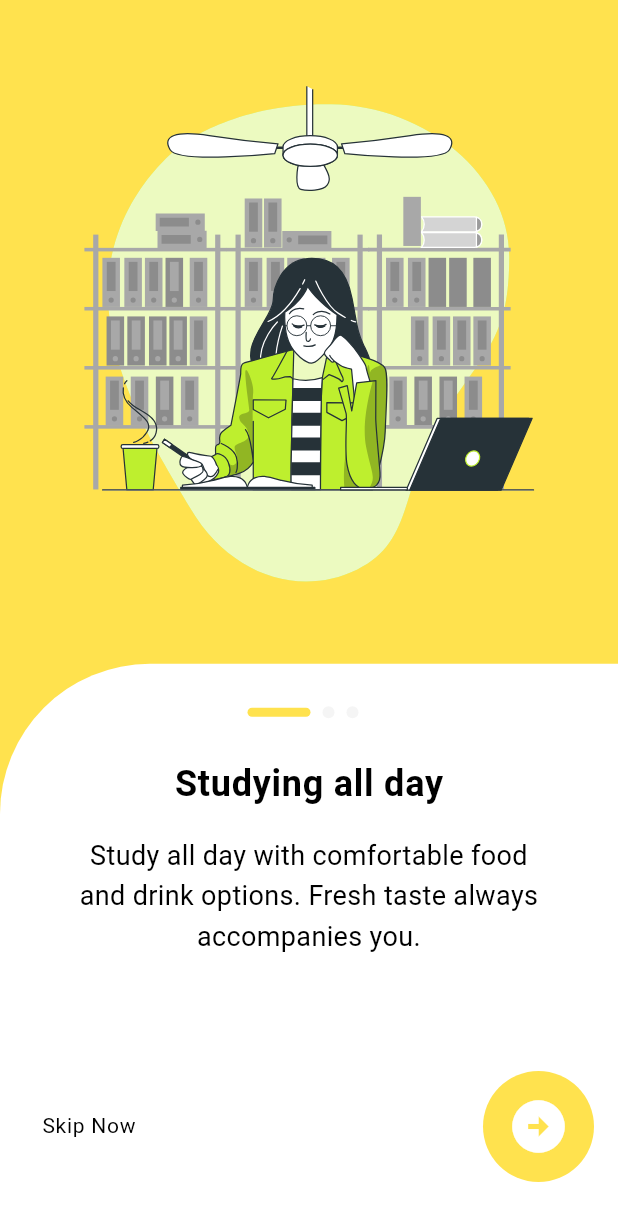
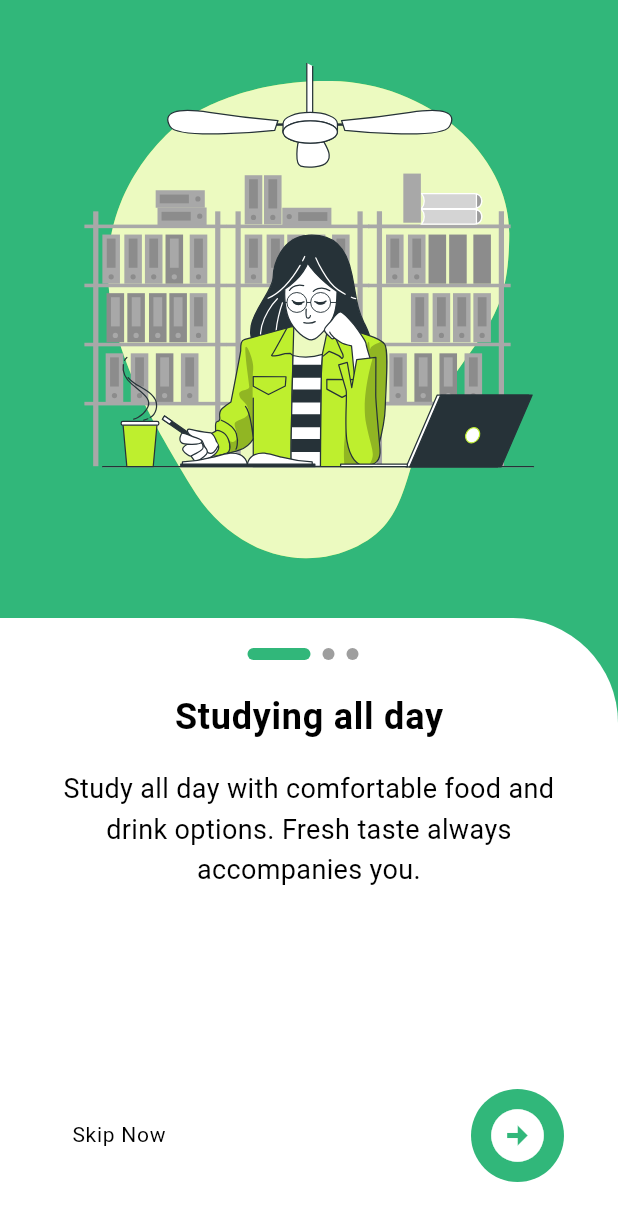
Before and after one commit to Mohitkoley/onboard_dummy1, a Flutter app: the OnBoardScreensList screen opened directly, after a tap on "intro 1", on a phone screen of 412 x 824 dp. Shown: the top 1221 px of the screen. Run offline on Flutter 3.47's test engine with Material 3 defaults, Android fonts, the phone set to English and light mode, and no system bars; our stand-ins replace flutter_svg.

Commit message:
initial screen is onBoard screen

```diff
--- a/lib/models/intro_pages.dart
+++ b/lib/models/intro_pages.dart
@@ -2,7 +2,7 @@ import 'package:onboarding/const/resource.dart';
 
 final List<Map<String, dynamic>> pages = [
   {
-    'color': '#ffe24e',
+    'color': '#31b77a',
     'title': 'Studying all day',
     'image': R.ASSETS_SVG_STUDYING_BRO_SVG,
     'description':
@@ -10,7 +10,7 @@ final List<Map<String, dynamic>> pages = [
     'skip': true
   },
   {
-    'color': '#a3e4f1',
+    'color': '#31b77a',
     'title': 'Study by yourself',
     'image': R.ASSETS_SVG_STUDYING_RAFIKI_SVG,
     'description':
--- /dev/null
+++ b/lib/screens/intro_screens/screen1/intro_screen.dart
@@ -0,0 +1,62 @@
+import 'package:flutter/material.dart';
+import 'package:flutter_svg/svg.dart';
+import 'package:onboarding/models/intro_pages.dart';
+import 'package:onboarding/screens/intro_screens/screen1/intro_widget.dart';
+import 'package:onboarding/theme/colors.dart';
+import 'package:onboarding/utils/utils.dart';
+
+class IntroScreen extends StatefulWidget {
+  const IntroScreen({super.key});
+
+  @override
+  State<IntroScreen> createState() => _IntroScreenState();
+}
+
+class _IntroScreenState extends State<IntroScreen> {
+  final PageController _pageController = PageController(initialPage: 0);
+  int currentIndex = 0;
+
+  @override
+  void initState() {
+    // TODO: implement initState
+    super.initState();
+  }
+
+  @override
+  void dispose() {
+    // TODO: implement dispose
+    super.dispose();
+    _pageController.dispose();
+  }
+
+  @override
+  Widget build(BuildContext context) {
+    return Scaffold(
+      backgroundColor: AppColors.introGreen,
+      body: SafeArea(
+          child: Stack(
+        children: [
+          SizedBox(
+            height: context.height * 0.5,
+            child: PageView.builder(
+                onPageChanged: (index) {
+                  setState(() {
+                    currentIndex = index;
+                  });
+                },
+                controller: _pageController,
+                itemCount: pages.length,
+                itemBuilder: (context, index) {
+                  Map<String, dynamic> page = pages[index];
+                  return SvgPicture.asset(page["image"]);
+                }),
+          ),
+          IntroWidget(
+            pageController: _pageController,
+            currentIndex: currentIndex,
+          )
+        ],
+      )),
+    );
+  }
+}
--- a/lib/screens/intro_screens/screen1/intro_screen1.dart
+++ b/lib/screens/intro_screens/screen1/intro_screen1.dart
@@ -1,8 +1,8 @@
 import 'package:flutter/gestures.dart';
 import 'package:flutter/material.dart';
-import 'package:onboarding/const/resource.dart';
-import 'package:onboarding/screens/intro_screens/screen1/intro_widget.dart';
+import 'package:onboarding/screens/intro_screens/screen1/intro_widget1.dart';
 import 'package:onboarding/models/intro_pages.dart';
+import 'package:onboarding/theme/colors.dart';
 
 class AppScrollBehavior extends MaterialScrollBehavior {
   @override
@@ -52,9 +52,8 @@ class _IntroScreen1State extends State<IntroScreen1> {
                 });
               },
               itemBuilder: (BuildContext context, int index) {
-                return IntroWidget(
+                return IntroWidget1(
                   index: index,
-                  color: pages[index]['color'],
                   title: pages[index]['title'],
                   description: pages[index]['description'],
                   image: pages[index]['image'],
@@ -94,15 +93,6 @@ class _IntroScreen1State extends State<IntroScreen1> {
   }
 
   Widget _indicatorsTrue() {
-    final String color;
-    if (_activePage == 0) {
-      color = '#ffe24e';
-    } else if (_activePage == 1) {
-      color = '#a3e4f1';
-    } else {
-      color = '#31b77a';
-    }
-
     return AnimatedContainer(
       duration: const Duration(microseconds: 300),
       height: 6,
@@ -110,7 +100,7 @@ class _IntroScreen1State extends State<IntroScreen1> {
       margin: const EdgeInsets.only(right: 8),
       decoration: BoxDecoration(
         borderRadius: BorderRadius.circular(50),
-        color: hexToColor(color),
+        color: AppColors.introGreen,
       ),
     );
   }
--- a/lib/screens/intro_screens/screen1/intro_widget.dart
+++ b/lib/screens/intro_screens/screen1/intro_widget.dart
@@ -1,104 +1,102 @@
 import 'package:flutter/material.dart';
-import 'package:flutter_svg/svg.dart';
+import 'package:onboarding/models/intro_pages.dart';
+import 'package:onboarding/theme/colors.dart';
 import 'package:onboarding/utils/utils.dart';
 
 class IntroWidget extends StatelessWidget {
   const IntroWidget({
     super.key,
-    required this.color,
-    required this.title,
-    required this.description,
-    required this.skip,
-    required this.image,
-    required this.onTab,
-    required this.onSkip,
-    required this.index,
-  });
+    required PageController pageController,
+    required this.currentIndex,
+  }) : _pageController = pageController;
 
-  final String color;
-  final String title;
-  final String description;
-  final bool skip;
-  final String image;
-  final VoidCallback onTab;
-  final VoidCallback onSkip;
-  final int index;
+  final PageController _pageController;
+  final int currentIndex;
 
   @override
   Widget build(BuildContext context) {
-    return ColoredBox(
-      color: hexToColor(color),
-      child: Stack(
-        children: [
-          SizedBox(
-            height: MediaQuery.of(context).size.height / 1.86,
-            child: SvgPicture.asset(image),
-          ),
-          Positioned(
-            bottom: 0,
-            right: 0,
-            left: 0,
+    return Align(
+      alignment: Alignment.bottomCenter,
+      child: GestureDetector(
+        onHorizontalDragUpdate: (details) {
+          if (details.primaryDelta! < 0) {
+            if (currentIndex < pages.length - 1) {
+              _pageController.nextPage(
+                  duration: const Duration(milliseconds: 300),
+                  curve: Curves.easeIn);
+            }
+          } else if (details.primaryDelta! > 0) {
+            if (currentIndex > 0) {
+              _pageController.previousPage(
+                  duration: const Duration(milliseconds: 300),
+                  curve: Curves.easeIn);
+            }
+          }
+        },
         child: Container(
-              height: MediaQuery.of(context).size.height / 2.16,
+          padding: const EdgeInsets.all(20),
+          height: context.height * 0.5,
+          width: context.width,
           decoration: BoxDecoration(
               color: context.isDarkMode ? Colors.black : Colors.white,
-                  borderRadius: BorderRadius.only(
-                    topLeft: index == 0
-                        ? const Radius.circular(100)
-                        : const Radius.circular(0),
-                    topRight: index == 2
-                        ? const Radius.circular(100)
-                        : const Radius.circular(0),
+              borderRadius: const BorderRadius.only(
+                topRight: Radius.circular(70),
               )),
-              child: Padding(
-                padding: const EdgeInsets.symmetric(horizontal: 45),
           child: Column(
             children: [
-                    const SizedBox(
-                      height: 62,
+              Row(
+                mainAxisAlignment: MainAxisAlignment.center,
+                children: [
+                  ...List.generate(pages.length, (index) {
+                    return _indicatorItem(index == currentIndex);
+                  })
+                ],
               ),
-                    Text(title,
-                        style: context.textTheme.bodyLarge!.copyWith(
-                            fontSize: 24, fontWeight: FontWeight.bold)),
-                    const SizedBox(
-                      height: 16,
+              20.hBox,
+              Text(
+                pages[currentIndex]["title"],
+                style: context.bodyLarge
+                    .copyWith(fontSize: 24, fontWeight: FontWeight.bold),
               ),
+              16.hBox,
               Text(
-                      description,
+                pages[currentIndex]["description"],
                 style: context.textTheme.bodyMedium!.copyWith(
                   fontSize: 18,
                   height: 1.5,
                 ),
                 textAlign: TextAlign.center,
-                    )
-                  ],
               ),
-              ),
-            ),
-          ),
-          Positioned(
-            bottom: 20,
-            right: 0,
-            left: 0,
-            child: Padding(
+              Spacer(),
+              Padding(
                   padding: const EdgeInsets.all(16),
-                child: skip
+                  child: currentIndex != pages.length - 1
                       ? Row(
                           mainAxisAlignment: MainAxisAlignment.spaceBetween,
                           children: [
                             TextButton(
-                            onPressed: onSkip,
+                              onPressed: () {
+                                _pageController.animateToPage(
+                                  pages.length - 1,
+                                  curve: Curves.easeIn,
+                                  duration: const Duration(milliseconds: 300),
+                                );
+                              },
                               child: Text('Skip Now',
                                   style: context.bodyLarge.copyWith(
                                     fontSize: 14,
                                   )),
                             ),
                             GestureDetector(
-                            onTap: onTab,
+                              onTap: () {
+                                _pageController.nextPage(
+                                    duration: const Duration(milliseconds: 300),
+                                    curve: Curves.easeIn);
+                              },
                               child: Container(
-                              padding: const EdgeInsets.all(16),
+                                padding: const EdgeInsets.all(10),
                                 decoration: BoxDecoration(
-                                  color: hexToColor(color),
+                                    color: AppColors.introGreen,
                                     borderRadius: BorderRadius.circular(50)),
                                 child: const Icon(Icons.arrow_circle_right,
                                     color: Colors.white, size: 42),
@@ -107,26 +105,35 @@ class IntroWidget extends StatelessWidget {
                           ],
                         )
                       : SizedBox(
+                          width: context.width * 0.8,
                           height: 46,
                           child: MaterialButton(
-                          color: hexToColor(color),
+                            color: AppColors.introGreen,
                             shape: RoundedRectangleBorder(
                                 borderRadius: BorderRadius.circular(8)),
                             onPressed: () {},
                             child: const Text('Get Started',
                                 style: TextStyle(color: Colors.white)),
                           ),
-                      )),
-          )
+                        ))
             ],
+          ),
+        ),
+      ),
+    );
+  }
+
+  Widget _indicatorItem(bool isCurrent) {
+    return AnimatedContainer(
+      duration: const Duration(microseconds: 300),
+      height: isCurrent ? 8 : 8,
+      width: isCurrent ? 42 : 8,
+      margin: const EdgeInsets.only(right: 8),
+      decoration: BoxDecoration(
+        borderRadius: BorderRadius.circular(50),
+        color: isCurrent ? AppColors.introGreen : Colors.grey,
+        // shape: isCurrent ? BoxShape.circle : BoxShape.rectangle,
       ),
     );
   }
 }
-
-Color hexToColor(String hex) {
-  assert(RegExp(r'^#([0-9a-fA-F]{6})|([0-9a-fA-F]{8})$').hasMatch(hex));
-
-  return Color(int.parse(hex.substring(1), radix: 16) +
-      (hex.length == 7 ? 0xFF000000 : 0x00000000));
-}
--- a/lib/screens/intro_screens/screen3/intro_screen3.dart
+++ b/lib/screens/intro_screens/screen3/intro_screen3.dart
@@ -1,5 +1,4 @@
 import 'package:flutter/material.dart';
-import 'package:flutter/widgets.dart';
 import 'package:onboarding/models/intro_pages.dart';
 import 'package:onboarding/screens/intro_screens/screen3/intro_widget3.dart';
 import 'package:onboarding/theme/colors.dart';
--- a/lib/screens/on_boardinglist.dart
+++ b/lib/screens/on_boardinglist.dart
@@ -1,5 +1,6 @@
 // ignore_for_file: public_member_api_docs, sort_constructors_first
 import 'package:flutter/material.dart';
+import 'package:onboarding/screens/intro_screens/screen1/intro_screen.dart';
 
 import 'package:onboarding/screens/intro_screens/screen1/intro_screen1.dart';
 import 'package:onboarding/screens/intro_screens/screen2/intro_screen2.dart';
@@ -32,7 +33,7 @@ class _OnBoardScreensListState extends State<OnBoardScreensList> {
             ScreenButton(
                 title: "intro 1",
                 onPressed: () => Navigator.of(context).push(
-                    MaterialPageRoute(builder: (context) => IntroScreen1()))),
+                    MaterialPageRoute(builder: (context) => IntroScreen()))),
             ScreenButton(
                 title: "intro 2",
                 onPressed: () => context.navigateTo(IntroScreen2())),
--- a/lib/theme/colors.dart
+++ b/lib/theme/colors.dart
@@ -4,6 +4,7 @@ class AppColors {
   static const secondryColor = Color(0xFFB27431);
   static const supporterColor = Color(0xFFD6CCB8);
   static const primaryColor = Color(0xFFA5E314);
+  static const introGreen = Color(0xFF31B77A);
   static const white = Color(0xFFFFFFFF);
   static const black = Color(0xFF000000);
 }
```
Also changed, not shown: lib/main.dart (+3 -7 lines), lib/screens/intro_screens/screen1/intro_widget1.dart (added, +126 -0 lines). Lines whose indentation alone changed are shown as unchanged.
